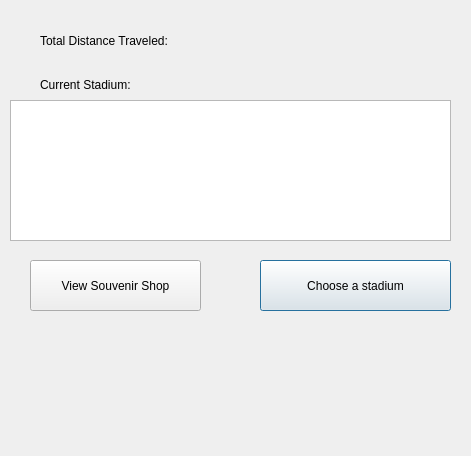
Before: the Qt Designer form dodgerstadiumtrip.ui in Ling2251/CS1D-Project-2-Baseball-Project, drawn with Qt 5.
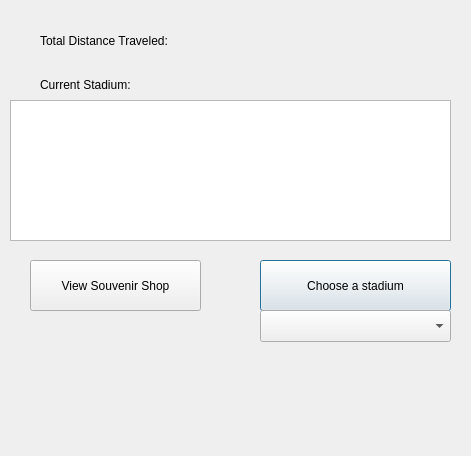
After: the same form once the commit is applied.

Patch:
```diff
--- a/dodgerstadiumtrip.ui
+++ b/dodgerstadiumtrip.ui
@@ -75,6 +75,16 @@
     <string>View Souvenir Shop</string>
    </property>
   </widget>
+  <widget class="QComboBox" name="comboBox">
+   <property name="geometry">
+    <rect>
+     <x>260</x>
+     <y>310</y>
+     <width>191</width>
+     <height>32</height>
+    </rect>
+   </property>
+  </widget>
  </widget>
  <resources/>
  <connections/>
```
